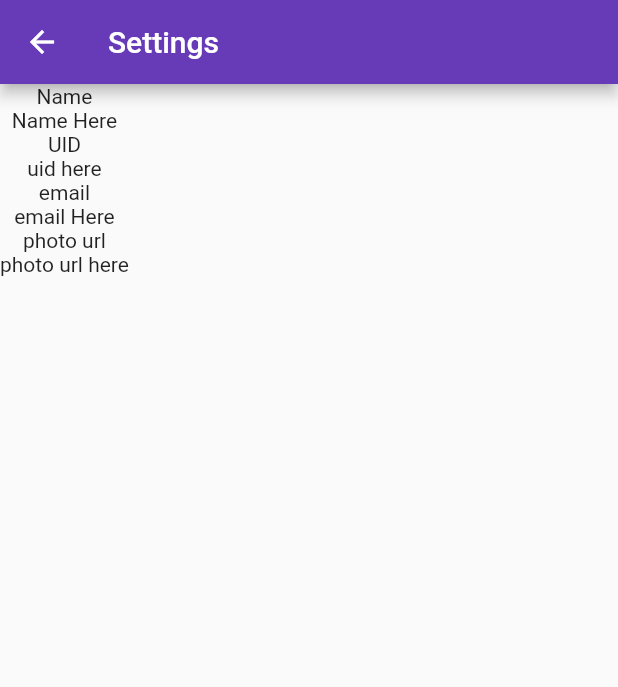
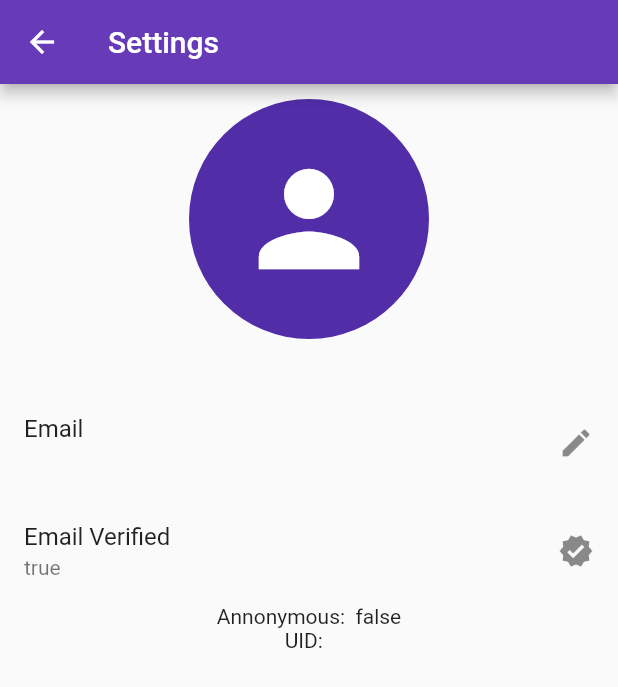
Before and after one commit to itxmubi/Flutter-with-Firebase, a Flutter app: the SettingsScreen screen opened directly, on a phone screen of 412 x 824 dp. Shown: the top 687 px of the screen. Run offline on Flutter 3.47's test engine with Material 2 defaults, Android fonts, the phone set to English and light mode, and no system bars; our stand-ins replace animated_text_kit, bloc, cloud_firestore, email_validator, firebase_auth, firebase_core and 5 more; accounts and stored records are empty; project files that could hold a hidden picture were left out.

Commit message:
update setting screen

```diff
--- a/lib/Screens/Settings/settings_screen.dart
+++ b/lib/Screens/Settings/settings_screen.dart
@@ -1,3 +1,4 @@
+import 'package:firebase_auth/firebase_auth.dart';
 import 'package:flutter/material.dart';
 
 class SettingsScreen extends StatefulWidget {
@@ -8,21 +9,61 @@ class SettingsScreen extends StatefulWidget {
 }
 
 class _SettingsScreenState extends State<SettingsScreen> {
+  final user = FirebaseAuth.instance.currentUser;
+
+  getUserdata() {
+    if (user != null) {
+      for (final providerProfile in user!.providerData) {
+        // ID of the provider (google.com, apple.com, etc.)
+        final provider = providerProfile.providerId;
+
+        // UID specific to the provider
+        final uid = providerProfile.uid;
+
+        // Name, email address, and profile photo URL
+        final name = providerProfile.displayName;
+        final emailAddress = providerProfile.email;
+        final profilePhoto = providerProfile.photoURL;
+      }
+    }
+  }
+
   @override
   Widget build(BuildContext context) {
     return Scaffold(
       appBar: AppBar(
         title: const Text("Settings"),
       ),
-      body: Column(children: const [
-        Text("Name"),
-        Text("Name Here"),
-        Text("UID"),
-        Text("uid here"),
-        Text("email"),
-        Text("email Here"),
-        Text("photo url"),
-        Text("photo url here"),
+      body: Column(crossAxisAlignment: CrossAxisAlignment.center, children: [
+        const SizedBox(height: 10),
+        const Center(
+          child: CircleAvatar(
+            radius: 80,
+            child: Icon(
+              Icons.person,
+              size: 100,
+            ),
+          ),
+        ),
+        const SizedBox(
+          height: 10,
+        ),
+        Text(
+          user!.displayName ?? "null",
+          style: const TextStyle(fontSize: 20),
+        ),
+        ListTile(
+          title: const Text("Email"),
+          subtitle: Text(user!.email.toString()),
+          trailing: const Icon(Icons.edit),
+        ),
+        ListTile(
+          title: const Text("Email Verified"),
+          subtitle: Text(user!.emailVerified.toString()),
+          trailing: const Icon(Icons.verified),
+        ),
+        Text("Annonymous:  ${user!.isAnonymous}"),
+        Text("UID:  ${user!.uid}"),
       ]),
     );
   }
```
Also changed, not shown: lib/Screens/after_login.dart (+12 -2 lines).
